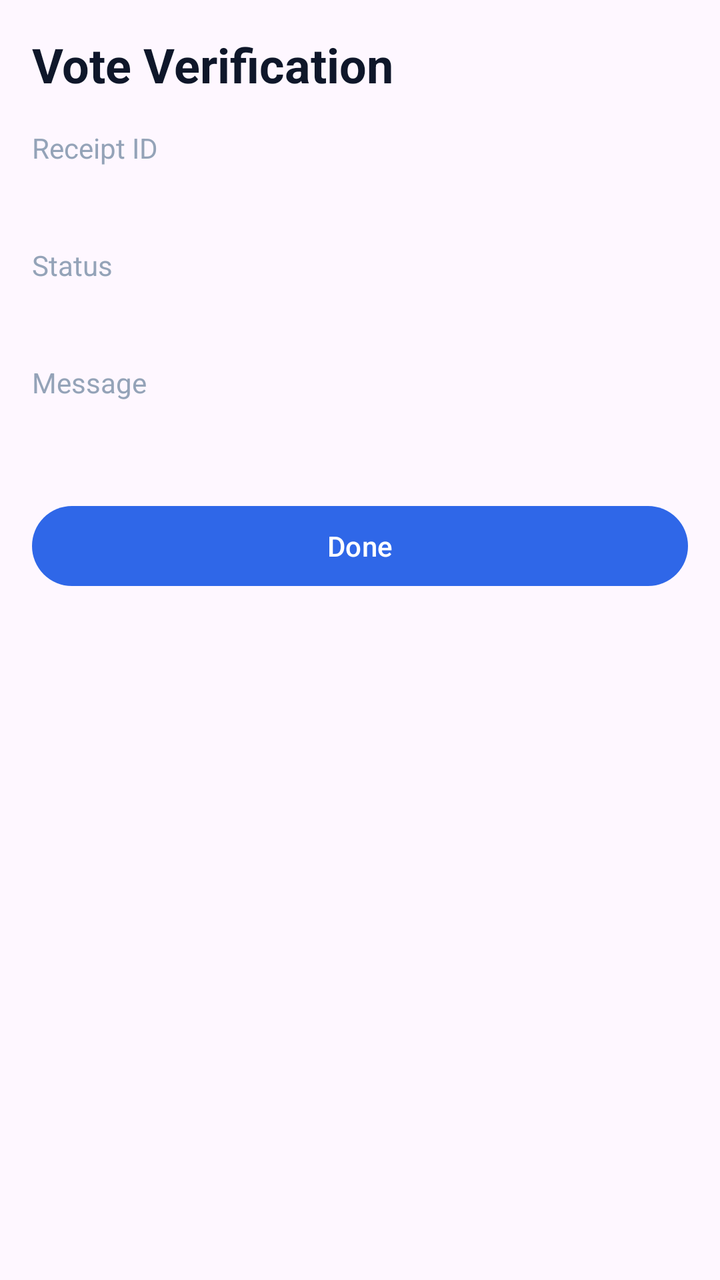
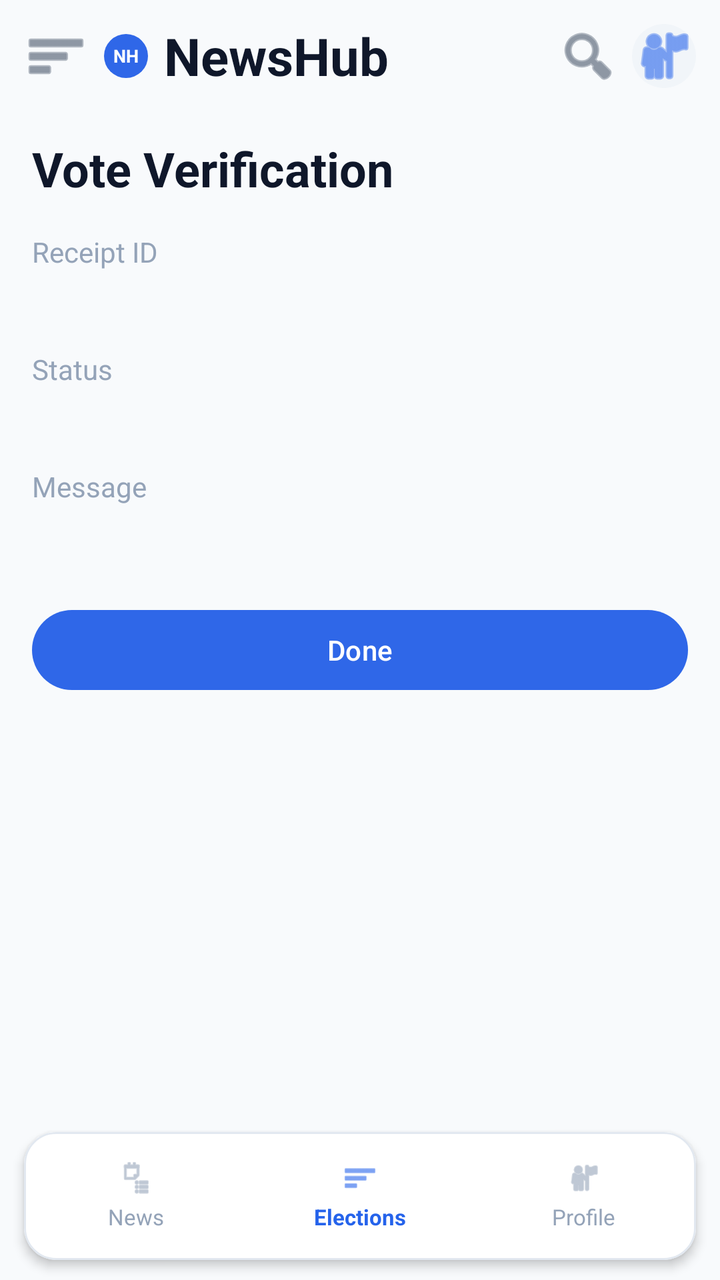

Screens rendered from an Android XML layout before and after an edit, with the pre-edit source and the edit as a unified diff.
<!-- AndroidManifest.xml: application theme Theme.NewsHub -->
<!-- res/layout/fragment_vote_verification.xml -->
<?xml version="1.0" encoding="utf-8"?>
<androidx.constraintlayout.widget.ConstraintLayout xmlns:android="http://schemas.android.com/apk/res/android"
    xmlns:app="http://schemas.android.com/apk/res-auto"
    android:layout_width="match_parent"
    android:layout_height="match_parent"
    android:padding="16dp">

    <TextView
        android:id="@+id/text_title"
        android:layout_width="0dp"
        android:layout_height="wrap_content"
        android:text="@string/vote_verification_title"
        android:textColor="@color/home_text_primary"
        android:textSize="24sp"
        android:textStyle="bold"
        app:layout_constraintEnd_toEndOf="parent"
        app:layout_constraintStart_toStartOf="parent"
        app:layout_constraintTop_toTopOf="parent" />

    <TextView
        android:id="@+id/text_receipt_label"
        android:layout_width="wrap_content"
        android:layout_height="wrap_content"
        android:layout_marginTop="16dp"
        android:text="@string/vote_receipt_label"
        android:textColor="@color/home_muted"
        app:layout_constraintStart_toStartOf="parent"
        app:layout_constraintTop_toBottomOf="@id/text_title" />

    <TextView
        android:id="@+id/text_receipt_value"
        android:layout_width="0dp"
        android:layout_height="wrap_content"
        android:layout_marginTop="4dp"
        android:textColor="@color/home_text_primary"
        android:textSize="16sp"
        app:layout_constraintEnd_toEndOf="parent"
        app:layout_constraintStart_toStartOf="parent"
        app:layout_constraintTop_toBottomOf="@id/text_receipt_label" />

    <TextView
        android:id="@+id/text_status_label"
        android:layout_width="wrap_content"
        android:layout_height="wrap_content"
        android:layout_marginTop="14dp"
        android:text="@string/vote_status_label"
        android:textColor="@color/home_muted"
        app:layout_constraintStart_toStartOf="parent"
        app:layout_constraintTop_toBottomOf="@id/text_receipt_value" />

    <TextView
        android:id="@+id/text_status_value"
        android:layout_width="0dp"
        android:layout_height="wrap_content"
        android:layout_marginTop="4dp"
        android:textColor="@color/home_primary"
        android:textSize="16sp"
        android:textStyle="bold"
        app:layout_constraintEnd_toEndOf="parent"
        app:layout_constraintStart_toStartOf="parent"
        app:layout_constraintTop_toBottomOf="@id/text_status_label" />

    <TextView
        android:id="@+id/text_message_label"
        android:layout_width="wrap_content"
        android:layout_height="wrap_content"
        android:layout_marginTop="14dp"
        android:text="@string/vote_message_label"
        android:textColor="@color/home_muted"
        app:layout_constraintStart_toStartOf="parent"
        app:layout_constraintTop_toBottomOf="@id/text_status_value" />

    <TextView
        android:id="@+id/text_message_value"
        android:layout_width="0dp"
        android:layout_height="wrap_content"
        android:layout_marginTop="4dp"
        android:textColor="@color/home_text_primary"
        android:textSize="15sp"
        app:layout_constraintEnd_toEndOf="parent"
        app:layout_constraintStart_toStartOf="parent"
        app:layout_constraintTop_toBottomOf="@id/text_message_label" />

    <com.google.android.material.button.MaterialButton
        android:id="@+id/button_done"
        android:layout_width="0dp"
        android:layout_height="wrap_content"
        android:layout_marginTop="24dp"
        android:text="@string/vote_done_action"
        app:layout_constraintEnd_toEndOf="parent"
        app:layout_constraintStart_toStartOf="parent"
        app:layout_constraintTop_toBottomOf="@id/text_message_value" />

    <ProgressBar
        android:id="@+id/progress_verify"
        android:layout_width="40dp"
        android:layout_height="40dp"
        android:visibility="gone"
        app:layout_constraintBottom_toBottomOf="parent"
        app:layout_constraintEnd_toEndOf="parent"
        app:layout_constraintStart_toStartOf="parent"
        app:layout_constraintTop_toTopOf="parent" />

</androidx.constraintlayout.widget.ConstraintLayout>
<!-- resources referenced by this layout -->
<resources>
  <color name="home_muted">#94A3B8</color>
  <color name="home_primary">#2563EB</color>
  <color name="home_text_primary">#0F172A</color>
  <string name="vote_done_action">Done</string>
  <string name="vote_message_label">Message</string>
  <string name="vote_receipt_label">Receipt ID</string>
  <string name="vote_status_label">Status</string>
  <string name="vote_verification_title">Vote Verification</string>
  <style name="Theme.NewsHub" parent="Base.Theme.NewsHub" />
  <style name="Base.Theme.NewsHub" parent="Theme.Material3.DayNight.NoActionBar">
          <item name="colorPrimary">@color/auth_primary</item>
          <item name="colorOnPrimary">@android:color/white</item>
          <item name="android:statusBarColor">@color/auth_background</item>
          <item name="android:navigationBarColor">@color/auth_background</item>
      </style>
  <color name="auth_primary">#2F67E8</color>
  <color name="auth_background">#F3F4F6</color>
</resources>

<!-- the commit's change to res/layout/fragment_vote_verification.xml (unified diff, before → after) -->
@@ -3,102 +3,265 @@
     xmlns:app="http://schemas.android.com/apk/res-auto"
     android:layout_width="match_parent"
     android:layout_height="match_parent"
-    android:padding="16dp">
-
-    <TextView
-        android:id="@+id/text_title"
+    android:background="@color/home_background">
+
+    <LinearLayout
+        android:id="@+id/top_bar"
         android:layout_width="0dp"
-        android:layout_height="wrap_content"
-        android:text="@string/vote_verification_title"
-        android:textColor="@color/home_text_primary"
-        android:textSize="24sp"
-        android:textStyle="bold"
+        android:layout_height="56dp"
+        android:gravity="center_vertical"
+        android:orientation="horizontal"
+        android:paddingStart="12dp"
+        android:paddingEnd="12dp"
         app:layout_constraintEnd_toEndOf="parent"
         app:layout_constraintStart_toStartOf="parent"
-        app:layout_constraintTop_toTopOf="parent" />
-
-    <TextView
-        android:id="@+id/text_receipt_label"
-        android:layout_width="wrap_content"
-        android:layout_height="wrap_content"
-        android:layout_marginTop="16dp"
-        android:text="@string/vote_receipt_label"
-        android:textColor="@color/home_muted"
-        app:layout_constraintStart_toStartOf="parent"
-        app:layout_constraintTop_toBottomOf="@id/text_title" />
-
-    <TextView
-        android:id="@+id/text_receipt_value"
+        app:layout_constraintTop_toTopOf="parent">
+
+        <ImageButton
+            android:id="@+id/button_menu"
+            android:layout_width="32dp"
+            android:layout_height="32dp"
+            android:background="?attr/selectableItemBackgroundBorderless"
+            android:contentDescription="@string/home_menu"
+            android:padding="6dp"
+            android:src="@android:drawable/ic_menu_sort_by_size"
+            app:tint="@color/home_text_secondary" />
+
+        <TextView
+            android:layout_width="22dp"
+            android:layout_height="22dp"
+            android:layout_marginStart="8dp"
+            android:background="@drawable/bg_auth_logo"
+            android:gravity="center"
+            android:text="@string/logo_initials"
+            android:textColor="@android:color/white"
+            android:textSize="9sp"
+            android:textStyle="bold" />
+
+        <TextView
+            android:layout_width="wrap_content"
+            android:layout_height="wrap_content"
+            android:layout_marginStart="8dp"
+            android:text="@string/home_brand"
+            android:textColor="@color/home_text_primary"
+            android:textSize="26sp"
+            android:textStyle="bold" />
+
+        <View
+            android:layout_width="0dp"
+            android:layout_height="0dp"
+            android:layout_weight="1" />
+
+        <ImageButton
+            android:id="@+id/button_refresh"
+            android:layout_width="32dp"
+            android:layout_height="32dp"
+            android:background="?attr/selectableItemBackgroundBorderless"
+            android:contentDescription="@string/news_refresh"
+            android:padding="6dp"
+            android:src="@android:drawable/ic_menu_search"
+            app:tint="@color/home_text_secondary" />
+
+        <ImageButton
+            android:id="@+id/button_profile_shortcut"
+            android:layout_width="32dp"
+            android:layout_height="32dp"
+            android:layout_marginStart="6dp"
+            android:background="@drawable/bg_home_chip_muted"
+            android:contentDescription="@string/home_nav_profile"
+            android:padding="6dp"
+            android:src="@android:drawable/ic_menu_myplaces"
+            app:tint="@color/home_primary" />
+    </LinearLayout>
+
+    <androidx.core.widget.NestedScrollView
+        android:id="@+id/scroll_content"
         android:layout_width="0dp"
-        android:layout_height="wrap_content"
-        android:layout_marginTop="4dp"
-        android:textColor="@color/home_text_primary"
-        android:textSize="16sp"
+        android:layout_height="0dp"
+        android:clipToPadding="false"
+        android:paddingStart="16dp"
+        android:paddingTop="12dp"
+        android:paddingEnd="16dp"
+        android:paddingBottom="10dp"
+        app:layout_constraintBottom_toTopOf="@id/bottom_nav"
         app:layout_constraintEnd_toEndOf="parent"
         app:layout_constraintStart_toStartOf="parent"
-        app:layout_constraintTop_toBottomOf="@id/text_receipt_label" />
-
-    <TextView
-        android:id="@+id/text_status_label"
-        android:layout_width="wrap_content"
-        android:layout_height="wrap_content"
-        android:layout_marginTop="14dp"
-        android:text="@string/vote_status_label"
-        android:textColor="@color/home_muted"
-        app:layout_constraintStart_toStartOf="parent"
-        app:layout_constraintTop_toBottomOf="@id/text_receipt_value" />
-
-    <TextView
-        android:id="@+id/text_status_value"
-        android:layout_width="0dp"
-        android:layout_height="wrap_content"
-        android:layout_marginTop="4dp"
-        android:textColor="@color/home_primary"
-        android:textSize="16sp"
-        android:textStyle="bold"
-        app:layout_constraintEnd_toEndOf="parent"
-        app:layout_constraintStart_toStartOf="parent"
-        app:layout_constraintTop_toBottomOf="@id/text_status_label" />
-
-    <TextView
-        android:id="@+id/text_message_label"
-        android:layout_width="wrap_content"
-        android:layout_height="wrap_content"
-        android:layout_marginTop="14dp"
-        android:text="@string/vote_message_label"
-        android:textColor="@color/home_muted"
-        app:layout_constraintStart_toStartOf="parent"
-        app:layout_constraintTop_toBottomOf="@id/text_status_value" />
-
-    <TextView
-        android:id="@+id/text_message_value"
-        android:layout_width="0dp"
-        android:layout_height="wrap_content"
-        android:layout_marginTop="4dp"
-        android:textColor="@color/home_text_primary"
-        android:textSize="15sp"
-        app:layout_constraintEnd_toEndOf="parent"
-        app:layout_constraintStart_toStartOf="parent"
-        app:layout_constraintTop_toBottomOf="@id/text_message_label" />
-
-    <com.google.android.material.button.MaterialButton
-        android:id="@+id/button_done"
-        android:layout_width="0dp"
-        android:layout_height="wrap_content"
-        android:layout_marginTop="24dp"
-        android:text="@string/vote_done_action"
-        app:layout_constraintEnd_toEndOf="parent"
-        app:layout_constraintStart_toStartOf="parent"
-        app:layout_constraintTop_toBottomOf="@id/text_message_value" />
+        app:layout_constraintTop_toBottomOf="@id/top_bar">
+
+        <LinearLayout
+            android:layout_width="match_parent"
+            android:layout_height="wrap_content"
+            android:orientation="vertical">
+
+            <TextView
+                android:id="@+id/text_title"
+                android:layout_width="match_parent"
+                android:layout_height="wrap_content"
+                android:text="@string/vote_verification_title"
+                android:textColor="@color/home_text_primary"
+                android:textSize="24sp"
+                android:textStyle="bold" />
+
+            <TextView
+                android:id="@+id/text_receipt_label"
+                android:layout_width="wrap_content"
+                android:layout_height="wrap_content"
+                android:layout_marginTop="16dp"
+                android:text="@string/vote_receipt_label"
+                android:textColor="@color/home_muted" />
+
+            <TextView
+                android:id="@+id/text_receipt_value"
+                android:layout_width="match_parent"
+                android:layout_height="wrap_content"
+                android:layout_marginTop="4dp"
+                android:textColor="@color/home_text_primary"
+                android:textSize="16sp" />
+
+            <TextView
+                android:id="@+id/text_status_label"
+                android:layout_width="wrap_content"
+                android:layout_height="wrap_content"
+                android:layout_marginTop="14dp"
+                android:text="@string/vote_status_label"
+                android:textColor="@color/home_muted" />
+
+            <TextView
+                android:id="@+id/text_status_value"
+                android:layout_width="match_parent"
+                android:layout_height="wrap_content"
+                android:layout_marginTop="4dp"
+                android:textColor="@color/home_primary"
+                android:textSize="16sp"
+                android:textStyle="bold" />
+
+            <TextView
+                android:id="@+id/text_message_label"
+                android:layout_width="wrap_content"
+                android:layout_height="wrap_content"
+                android:layout_marginTop="14dp"
+                android:text="@string/vote_message_label"
+                android:textColor="@color/home_muted" />
+
+            <TextView
+                android:id="@+id/text_message_value"
+                android:layout_width="match_parent"
+                android:layout_height="wrap_content"
+                android:layout_marginTop="4dp"
+                android:textColor="@color/home_text_primary"
+                android:textSize="15sp" />
+
+            <com.google.android.material.button.MaterialButton
+                android:id="@+id/button_done"
+                android:layout_width="match_parent"
+                android:layout_height="wrap_content"
+                android:layout_marginTop="24dp"
+                android:text="@string/vote_done_action" />
+        </LinearLayout>
+    </androidx.core.widget.NestedScrollView>
 
     <ProgressBar
         android:id="@+id/progress_verify"
         android:layout_width="40dp"
         android:layout_height="40dp"
         android:visibility="gone"
+        app:layout_constraintBottom_toBottomOf="@id/scroll_content"
+        app:layout_constraintEnd_toEndOf="@id/scroll_content"
+        app:layout_constraintStart_toStartOf="@id/scroll_content"
+        app:layout_constraintTop_toTopOf="@id/scroll_content" />
+
+    <com.google.android.material.card.MaterialCardView
+        android:id="@+id/bottom_nav"
+        android:layout_width="0dp"
+        android:layout_height="64dp"
+        android:layout_marginStart="12dp"
+        android:layout_marginEnd="12dp"
+        android:layout_marginBottom="10dp"
+        app:cardBackgroundColor="@color/home_card_bg"
+        app:cardCornerRadius="16dp"
+        app:cardElevation="3dp"
         app:layout_constraintBottom_toBottomOf="parent"
         app:layout_constraintEnd_toEndOf="parent"
         app:layout_constraintStart_toStartOf="parent"
-        app:layout_constraintTop_toTopOf="parent" />
+        app:strokeColor="@color/home_border"
+        app:strokeWidth="1dp">
+
+        <LinearLayout
+            android:layout_width="match_parent"
+            android:layout_height="match_parent"
+            android:gravity="center"
+            android:orientation="horizontal">
+
+            <LinearLayout
+                android:id="@+id/nav_news"
+                android:layout_width="0dp"
+                android:layout_height="match_parent"
+                android:layout_weight="1"
+                android:gravity="center"
+                android:orientation="vertical">
+
+                <ImageView
+                    android:layout_width="18dp"
+                    android:layout_height="18dp"
+                    android:src="@android:drawable/ic_menu_agenda"
+                    app:tint="@color/home_muted" />
+
+                <TextView
+                    android:layout_width="wrap_content"
+                    android:layout_height="wrap_content"
+                    android:layout_marginTop="3dp"
+                    android:text="@string/home_nav_news"
+                    android:textColor="@color/home_muted"
+                    android:textSize="11sp" />
+            </LinearLayout>
+
+            <LinearLayout
+                android:id="@+id/nav_elections"
+                android:layout_width="0dp"
+                android:layout_height="match_parent"
+                android:layout_weight="1"
+                android:gravity="center"
+                android:orientation="vertical">
+
+                <ImageView
+                    android:layout_width="18dp"
+                    android:layout_height="18dp"
+                    android:src="@android:drawable/ic_menu_sort_by_size"
+                    app:tint="@color/home_primary" />
+
+                <TextView
+                    android:layout_width="wrap_content"
+                    android:layout_height="wrap_content"
+                    android:layout_marginTop="3dp"
+                    android:text="@string/home_nav_elections"
+                    android:textColor="@color/home_primary"
+                    android:textSize="11sp"
+                    android:textStyle="bold" />
+            </LinearLayout>
+
+            <LinearLayout
+                android:id="@+id/nav_profile"
+                android:layout_width="0dp"
+                android:layout_height="match_parent"
+                android:layout_weight="1"
+                android:gravity="center"
+                android:orientation="vertical">
+
+                <ImageView
+                    android:layout_width="18dp"
+                    android:layout_height="18dp"
+                    android:src="@android:drawable/ic_menu_myplaces"
+                    app:tint="@color/home_muted" />
+
+                <TextView
+                    android:layout_width="wrap_content"
+                    android:layout_height="wrap_content"
+                    android:layout_marginTop="3dp"
+                    android:text="@string/home_nav_profile"
+                    android:textColor="@color/home_muted"
+                    android:textSize="11sp" />
+            </LinearLayout>
+        </LinearLayout>
+    </com.google.android.material.card.MaterialCardView>
 
 </androidx.constraintlayout.widget.ConstraintLayout>
<!-- resource entries referenced after the edit -->
@@ -1,8 +1,31 @@
 <!-- resources referenced by this layout -->
 <resources>
+  <color name="home_background">#F8FAFC</color>
+  <color name="home_border">#E2E8F0</color>
+  <color name="home_card_bg">#FFFFFF</color>
   <color name="home_muted">#94A3B8</color>
   <color name="home_primary">#2563EB</color>
   <color name="home_text_primary">#0F172A</color>
+  <color name="home_text_secondary">#475569</color>
+  <!-- drawable bg_auth_logo (drawable) -->
+  <?xml version="1.0" encoding="utf-8"?>
+  <shape xmlns:android="http://schemas.android.com/apk/res/android" android:shape="rectangle">
+      <solid android:color="@color/auth_primary" />
+      <corners android:radius="14dp" />
+  </shape>
+  <!-- drawable bg_home_chip_muted (drawable) -->
+  <?xml version="1.0" encoding="utf-8"?>
+  <shape xmlns:android="http://schemas.android.com/apk/res/android" android:shape="rectangle">
+      <solid android:color="#F1F5F9" />
+      <corners android:radius="999dp" />
+  </shape>
+  <string name="home_brand">NewsHub</string>
+  <string name="home_menu">Open menu</string>
+  <string name="home_nav_elections">Elections</string>
+  <string name="home_nav_news">News</string>
+  <string name="home_nav_profile">Profile</string>
+  <string name="logo_initials">NH</string>
+  <string name="news_refresh">Refresh</string>
   <string name="vote_done_action">Done</string>
   <string name="vote_message_label">Message</string>
   <string name="vote_receipt_label">Receipt ID</string>
